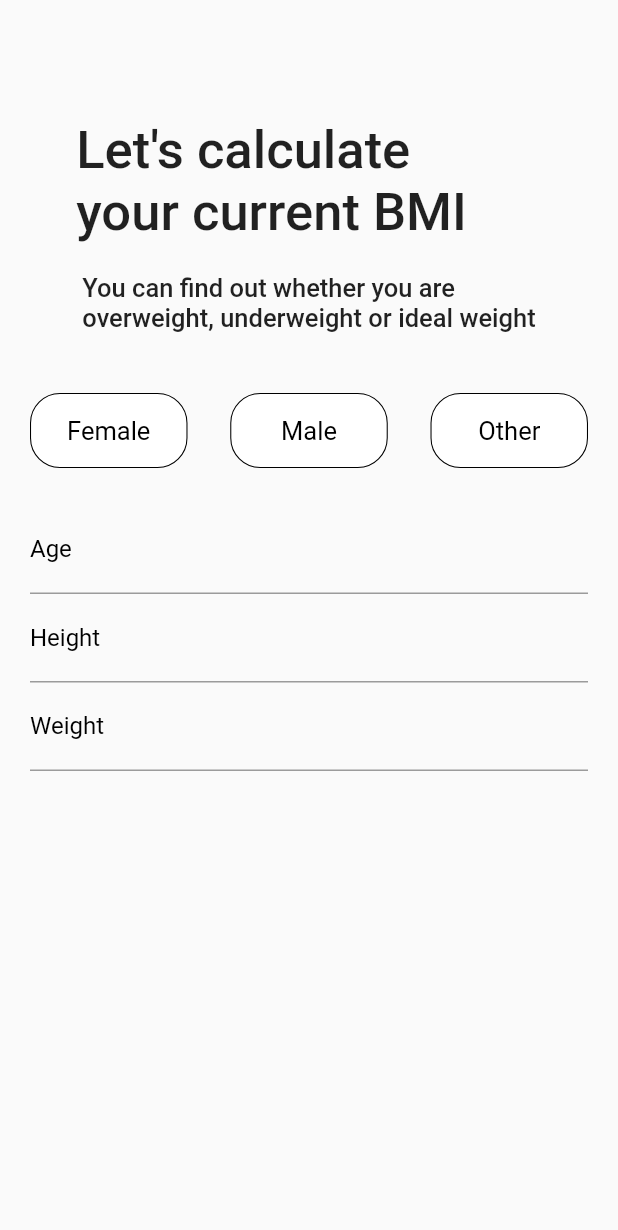
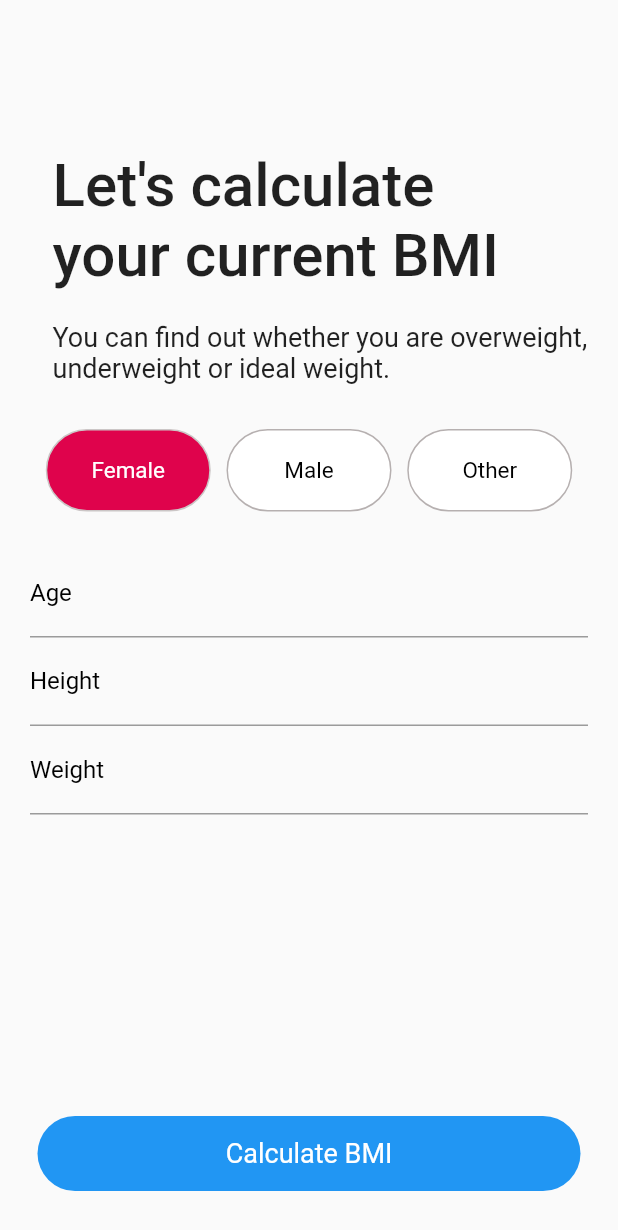
Before and after one commit to oakarakum/bmi_app_group, a Flutter app: the screen it shows after launch, on a phone screen of 412 x 824 dp. Shown: the top 1230 px of the screen. Run offline on Flutter 3.47's test engine with Material 2 defaults, Android fonts, the phone set to English and light mode, and no system bars.

Commit message:
Calculate button yapıldı.

```diff
--- a/lib/first_screen.dart
+++ b/lib/first_screen.dart
@@ -1,9 +1,13 @@
+
+
+import 'package:bmi_app_group/bmicalc.dart';
+import 'package:bmi_app_group/second_screen.dart';
 import 'package:flutter/material.dart';
+import 'package:flutter/scheduler.dart';
 import 'package:flutter/services.dart';
 import 'package:flutter/src/widgets/container.dart';
 import 'package:flutter/src/widgets/framework.dart';
 
-enum cinsiyet {female, male, other}
 
 class FirstScreen extends StatefulWidget {
   const FirstScreen({super.key});
@@ -12,102 +16,133 @@ class FirstScreen extends StatefulWidget {
   State<FirstScreen> createState() => _FirstScreenState();
 }
 
+
+
 class _FirstScreenState extends State<FirstScreen> {
-   cinsiyet? indexx;
-  final Color aktif = Colors.green;
-  final Color inaktif = Colors.white;
-  final Color kirmizi = Colors.red;
-  final Color mor = Colors.purple;
-  final Color textRenk1= Colors.white;
-  final Color textRenk2= Colors.black;
- // int gender_index = 0;
+  int gender_index = 0;
   double weight = 0;
   double height = 0;
   int age = 0;
   bool agecont = true;
   bool heightcont = true;
   bool weightcont = true;
+
+  final GlobalKey<FormState> formKey = GlobalKey<FormState>();
+
   @override
   Widget build(BuildContext context) {
     return Scaffold(
-      body: Padding(
+      bottomNavigationBar: Padding(
+        padding: EdgeInsets.only(left: 25, right: 25, bottom: 30),
+        child: GestureDetector(
+          onTap: () {
+
+
+            if (formKey.currentState!.validate()) {
+              setState(() {
+                formKey.currentState!.save();
+              });
+              CalculateResult calculateResult = CalculateResult(height: height, weight: weight);
+              Navigator.push(context, MaterialPageRoute(builder: ((context) => SecondScreen(
+                bmiC: calculateResult.bmi_calc(),
+                cond: calculateResult.condition(),
+                adv: calculateResult.advice(),
+                ftp: calculateResult.foto()))));
+
+            }
+          },
+          child: Container(
+            height: 50,
+            width: 350,
+            decoration: BoxDecoration(
+                color: Colors.blue, borderRadius: BorderRadius.circular(100)),
+            child: Center(
+              child: Text(
+                "Calculate BMI",
+                style: TextStyle(color: Colors.white, fontSize: 18),
+              ),
+            ),
+          ),
+        ),
+      ),
+      resizeToAvoidBottomInset: false,
+      body: SingleChildScrollView(
+        child: Form(
+          key: formKey,
+          child: Padding(
             padding: EdgeInsets.symmetric(horizontal: 20),
             child: Column(
+
               children: [
-            SizedBox(
-              height: 80,
-            ),
+                SizedBox(height: 100),
+                Row(
+                  mainAxisAlignment: MainAxisAlignment.start,
+                  crossAxisAlignment: CrossAxisAlignment.start,
+
+                  children: [
                     Padding(
-              padding: const EdgeInsets.only(right: 50),
+                      padding: const EdgeInsets.only(left: 15),
                       child: Text(
-                "Let's calculate\nyour current BMI",
-                style: TextStyle(fontSize: 35, fontWeight: FontWeight.w500),
+                        "Let's calculate \nyour current BMI",
+                        style: TextStyle(
+                            fontWeight: FontWeight.w500, fontSize: 40),
                       ),
                     ),
-            SizedBox(
-              height: 20,
-            ),
-            Text(
-              "You can find out whether you are\noverweight, underweight or ideal weight",
-              style: TextStyle(fontSize: 17, fontWeight: FontWeight.w500),
-            ),
-            SizedBox(
-              height: 40,
-            ),
-            Row(
-              children: [
-                genderButton("Female", indexx == cinsiyet.female ? aktif : inaktif, 0, (() {
-                  setState(() {
-                    indexx = cinsiyet.female;
-                  });
-                }), indexx == cinsiyet.female ? textRenk1 : textRenk2,),
-                Spacer(),
-                genderButton("Male", indexx == cinsiyet.male ? kirmizi : inaktif, 1, (() {
-                  setState(() {
-                    indexx = cinsiyet.male;
-                  });
-                }), indexx == cinsiyet.male ? textRenk1 : textRenk2,),
-                Spacer(),
-                genderButton("Other", indexx == cinsiyet.other ? mor : inaktif, 2, (() {
-                  setState(() {
-                    indexx = cinsiyet.other;
-                  });
-                }), indexx == cinsiyet.other ? textRenk1 : textRenk2,),
                   ],
                 ),
-            SizedBox(
-              height: 25,
+                SizedBox(height: 20),
+                Padding(
+                  padding: EdgeInsets.only(left: 15),
+                  child: Text(
+                    "You can find out whether you are overweight, underweight or ideal weight.",
+                    style: TextStyle(fontSize: 18, fontWeight: FontWeight.w400),
                   ),
+                ),
+                SizedBox(height: 30),
+                Row(
+                  mainAxisAlignment: MainAxisAlignment.spaceEvenly,
+
+                  children: [
+                    genderbutton("Female", Color.fromARGB(255, 223, 3, 76), 0),
+                    genderbutton("Male", Colors.blue, 1),
+                    genderbutton("Other", Colors.purple, 2),
+                  ],
+                ),
+                SizedBox(height: 25),
                 TextFormField(
-              onChanged: ((value) {
+                  onChanged: (value) {
                     age = int.parse(value);
-              }),
+                  },
                   inputFormatters: [
+
                     FilteringTextInputFormatter.digitsOnly,
                     LengthLimitingTextInputFormatter(3),
                   ],
-              keyboardType: TextInputType.number,
-              validator: (age) {
-                    if (age!.isEmpty) {
+                  keyboardType: TextInputType
+                      .number,
+                  validator: (value) {
+                    if (value!.isEmpty) {
                       agecont == false;
-                      return 'Age section cannot be empty';
-                    } else if (int.parse(age) < 1) {
+                      return 'Age cannot be empty';
+                    } else if (int.parse(value) < 1) {
                       agecont == false;
-                      return 'Age section cannot be lower than 1';
-                    } else if (int.parse(age) > 120) {
+                      return 'Age cannot be lower than 1';
+                    } else if (int.parse(value) > 120) {
                       agecont == false;
-                      return 'Age section cannot be higher than 120';
+                      return 'Age cannot be higher than 120';
                     } else {
                       return null;
                     }
                   },
+
                   decoration: InputDecoration(
                       floatingLabelBehavior: FloatingLabelBehavior.auto,
                       labelText: "Age",
-                    labelStyle: TextStyle(color: Colors.black, fontSize: 16,),
+                      labelStyle: TextStyle(color: Colors.black, fontSize: 16),
                       hintText: "Age",
-                    hintStyle: TextStyle(color: Color.fromARGB(255, 112, 109, 109),fontSize: 16,),
-                  ),
+                      hintStyle: TextStyle(
+                          color: Color.fromARGB(255, 112, 109, 109),
+                          fontSize: 16)),
                 ),
                 TextFormField(
                   onChanged: (value) {
@@ -118,16 +153,16 @@ class _FirstScreenState extends State<FirstScreen> {
                     FilteringTextInputFormatter.digitsOnly,
                     LengthLimitingTextInputFormatter(3),
                   ],
-                  validator: (height) {
-                    if (height!.isEmpty) {
+                  validator: (value) {
+                    if (value!.isEmpty) {
                       heightcont == false;
-                      return 'Height section cannot be empty';
-                    } else if (int.parse(height) < 50) {
+                      return 'Height cannot be empty';
+                    } else if (int.parse(value) < 50) {
                       heightcont == false;
-                      return 'Height section cannot be lower than 50';
-                    } else if (int.parse(height) > 220) {
+                      return 'Height cannot be lower than 50';
+                    } else if (int.parse(value) > 220) {
                       heightcont == false;
-                      return 'Height section cannot be higher than 220';
+                      return 'Height cannot be higher than 220';
                     } else {
                       return null;
                     }
@@ -146,28 +181,25 @@ class _FirstScreenState extends State<FirstScreen> {
                           fontSize: 16)),
                 ),
                 TextFormField(
-                  onChanged: (value) {
-                    weight = double.parse(value);
+                  onChanged: (height) {
+                    weight = double.parse(height);
                   },
                   keyboardType: TextInputType.number,
                   inputFormatters: [
-
                     FilteringTextInputFormatter.digitsOnly,
                     LengthLimitingTextInputFormatter(3),
                   ],
-                  validator: (weight) {
-                    if (weight!.isEmpty) {
+                  validator: (value) {
+                    if (value!.isEmpty) {
                       heightcont == false;
-                      return 'Weight section cannot be empty';
-                    } else if (int.parse(weight) < 3) {
+                      return 'Weight cannot be empty';
+                    } else if (int.parse(value) < 3) {
                       heightcont == false;
-                      return 'Weight section cannot be lower than 3';
-                    } else if (int.parse(weight) > 300) {
+                      return 'Weight cannot be lower than 3';
+                    } else if (int.parse(value) > 300) {
                       heightcont == false;
-                      return 'Weight section cannot be higher than 300';
-                    } else {
-                      return null;
-                    }
+                      return 'Weight cannot be higher than 300';
+                    } else {}
                   },
                   decoration: InputDecoration(
                       floatingLabelBehavior: FloatingLabelBehavior.never,
@@ -181,44 +213,51 @@ class _FirstScreenState extends State<FirstScreen> {
                           color: Color.fromARGB(255, 112, 109, 109),
                           fontSize: 16)),
                 ),
+
               ],
             ),
           ),
-    );
-
-  }
-  /* void changedIndex(int index){
-    setState(() {
-      gender_index = index;
-    });
-  } */
-
-  InkWell genderButton(String gender, Color bordercolor, int index,  Function() asd,Color textcolorr) {
-    return InkWell(
-                borderRadius: BorderRadius.circular(20),
-                onTap: asd /* (() {
-                  setState(() {
-                    indexx  = asd;
-                    /* gender_index = index; */
-                  });
-                }) */,
-                child: Container(
-                  height: 50,
-                  width: 105,
-                  decoration: BoxDecoration(
-                    color: bordercolor,/* gender_index == index ? color : Colors.white, */
-                    borderRadius: BorderRadius.circular(20),
-                    border: Border.all(
-                      color: Colors.black,
-                      width: 0.7
-                    )
-
-                  ),
-                  child: Center(
-                    child: Text(gender, style: TextStyle(fontSize: 17, color: textcolorr),),
         ),
       ),
     );
   }
 
+  void changeIndex(int index) {
+    setState(() {
+      gender_index = index;
+    });
   }
+
+  GestureDetector genderbutton(String value, Color color, int index) {
+    return GestureDetector(
+      onTap: () {
+        setState(() {
+          changeIndex(index);
+        });
+      },
+      child: Container(
+        height: 55,
+        width: 110,
+        decoration: BoxDecoration(
+            color: gender_index == index
+                ? color
+                : Colors
+                    .white, //kısa if-else koy arka plan tıklandığında siyah rengi alması için
+            border: Border.all(
+                color: index == 0
+                    ? Color.fromARGB(255, 203, 198, 198)
+                    : Color.fromARGB(255, 182, 176, 176)),
+            borderRadius: BorderRadius.circular(100)),
+        child: Center(
+          child: Text(
+            value,
+            style: TextStyle(
+                color: gender_index == index ? Colors.white : Colors.black,
+                fontSize:
+                    15), //kısa if-else koy arka plan tıklandığında siyah rengi alması için
+          ),
+        ),
+      ),
+    );
+  }
+}
```
Lines whose indentation alone changed are shown as unchanged.
